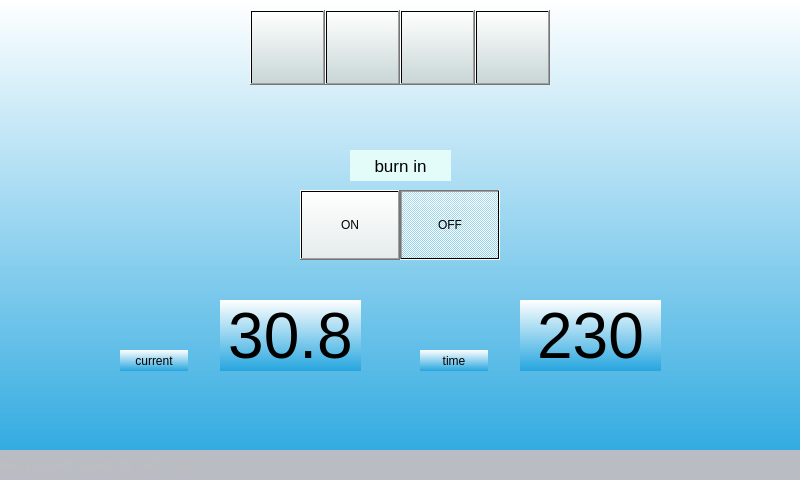
Before: the Qt Designer form mainwindow.ui in Keithsys730/ERC_UI_DEMO, drawn with Qt 5.
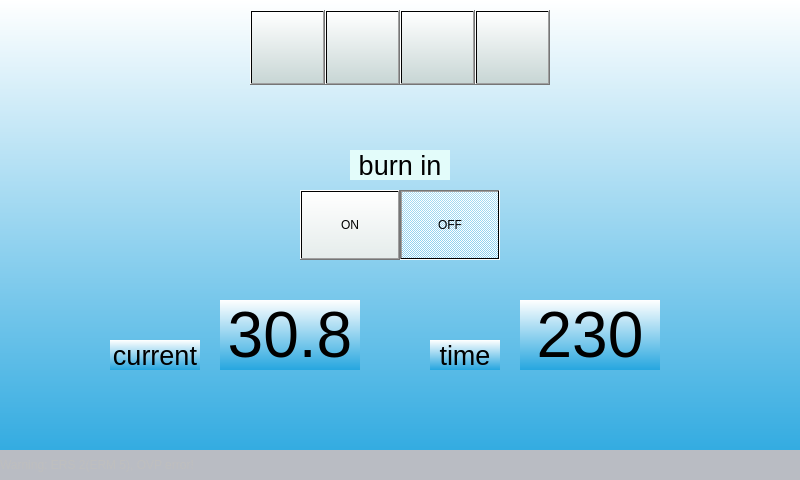
After: the same form once the commit is applied. Icons and pictures are not drawn.

Commit message: Adjust the screen objects.

The edit to the form file:
```diff
--- a/mainwindow.ui
+++ b/mainwindow.ui
@@ -47,7 +47,7 @@
    <widget class="QPushButton" name="settingButton">
     <property name="geometry">
      <rect>
-      <x>250</x>
+      <x>325</x>
       <y>10</y>
       <width>75</width>
       <height>75</height>
@@ -70,7 +70,7 @@
    <widget class="QPushButton" name="logButton">
     <property name="geometry">
      <rect>
-      <x>325</x>
+      <x>400</x>
       <y>10</y>
       <width>75</width>
       <height>75</height>
@@ -93,7 +93,7 @@
    <widget class="QPushButton" name="statusButton">
     <property name="geometry">
      <rect>
-      <x>400</x>
+      <x>250</x>
       <y>10</y>
       <width>75</width>
       <height>75</height>
@@ -141,13 +141,13 @@
      <rect>
       <x>350</x>
       <y>150</y>
-      <width>101</width>
-      <height>31</height>
+      <width>100</width>
+      <height>30</height>
      </rect>
     </property>
     <property name="font">
      <font>
-      <pointsize>13</pointsize>
+      <pointsize>20</pointsize>
      </font>
     </property>
     <property name="styleSheet">
@@ -226,12 +226,20 @@
    <widget class="QLabel" name="modeLabel">
     <property name="geometry">
      <rect>
-      <x>120</x>
-      <y>350</y>
-      <width>68</width>
-      <height>21</height>
+      <x>110</x>
+      <y>340</y>
+      <width>90</width>
+      <height>30</height>
      </rect>
     </property>
+    <property name="font">
+     <font>
+      <pointsize>20</pointsize>
+     </font>
+    </property>
+    <property name="styleSheet">
+     <string notr="true"/>
+    </property>
     <property name="text">
      <string>current</string>
     </property>
@@ -244,8 +252,8 @@
      <rect>
       <x>220</x>
       <y>300</y>
-      <width>141</width>
-      <height>71</height>
+      <width>140</width>
+      <height>70</height>
      </rect>
     </property>
     <property name="font">
@@ -265,8 +273,8 @@
      <rect>
       <x>520</x>
       <y>300</y>
-      <width>141</width>
-      <height>71</height>
+      <width>140</width>
+      <height>70</height>
      </rect>
     </property>
     <property name="font">
@@ -284,12 +292,17 @@
    <widget class="QLabel" name="timeLabel_3">
     <property name="geometry">
      <rect>
-      <x>420</x>
-      <y>350</y>
-      <width>68</width>
-      <height>21</height>
+      <x>430</x>
+      <y>340</y>
+      <width>70</width>
+      <height>30</height>
      </rect>
     </property>
+    <property name="font">
+     <font>
+      <pointsize>20</pointsize>
+     </font>
+    </property>
     <property name="text">
      <string>time</string>
     </property>
```
